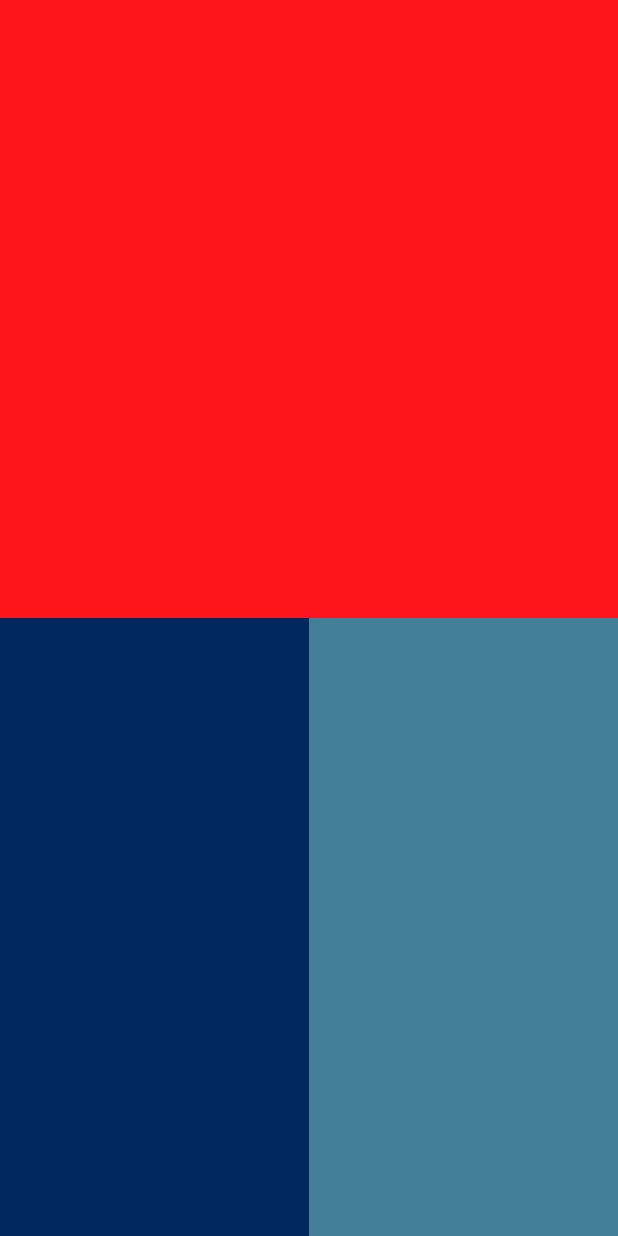
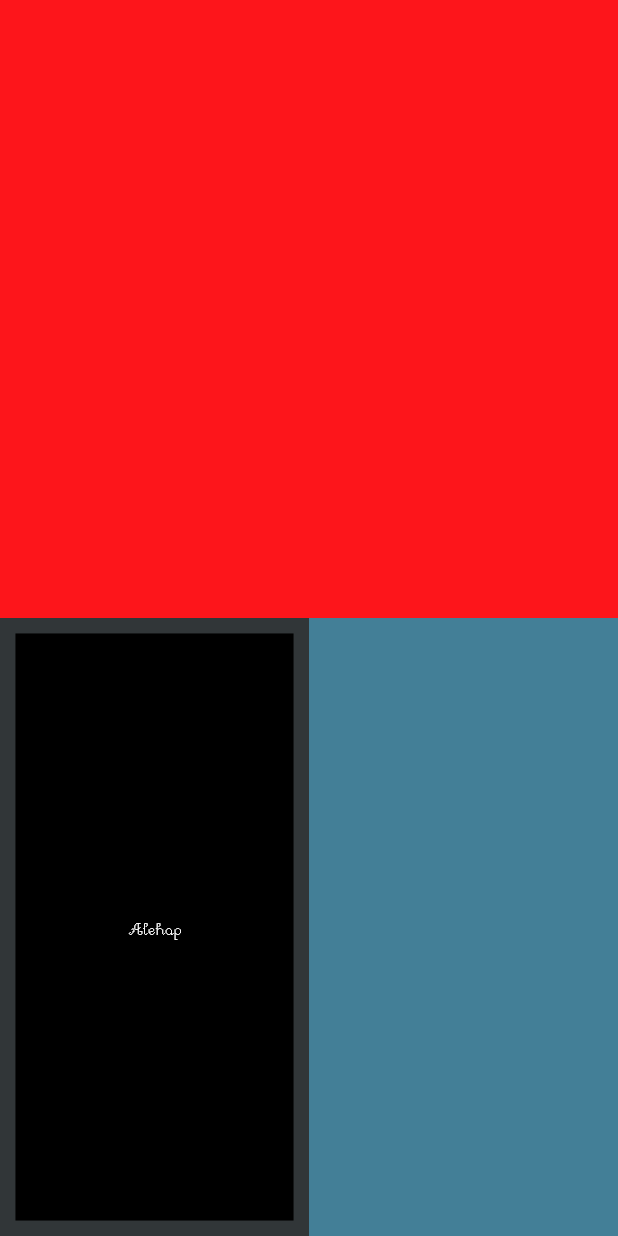
Before and after one commit to friedcroco070801/wumpus-world, a Flutter app: the screen it shows after launch, on a phone screen of 412 x 824 dp. Run offline on Flutter 3.47's test engine with Material 2 defaults, Android fonts, the phone set to English and light mode, and no system bars.

Commit message:
Add font, notification box in main game screen

```diff
--- a/lib/gamescreen/colorpallete.dart
+++ b/lib/gamescreen/colorpallete.dart
@@ -1,7 +1,8 @@
 import 'package:flutter/material.dart';
 
 class GameColor {
-  static final Color BLACK = Color.fromRGBO(0xFF, 0xFF, 0xFF, 1);
+  static final Color WHITE = Colors.white;
+  static final Color BLACK = Colors.black;
   static final Color BLUE = Color.fromRGBO(0x01, 0x29, 0x5F, 1);
   static final Color TEAL = Color.fromRGBO(0x43, 0x7F, 0x97, 1);
   static final Color GREEN = Color.fromRGBO(0x84, 0x93, 0x24, 1);
--- a/lib/gamescreen/gamescreen.dart
+++ b/lib/gamescreen/gamescreen.dart
@@ -1,5 +1,6 @@
 import 'package:flutter/material.dart';
 import 'package:wumpus_world/gamescreen/colorpallete.dart';
+import 'package:wumpus_world/gamescreen/notifybox.dart';
 
 class GameScreen extends StatelessWidget {
   @override
@@ -18,7 +19,10 @@ class GameScreen extends StatelessWidget {
     double width = MediaQuery.of(context).size.width;
     double heightBox = height - width;
     double widthBox = width / 2;
-    return Column(
+    AnimatedText testText = AnimatedText();
+    return Container(
+      color: GameColor.ONYX,
+      child: Column(
         children: [
           Container(
             height: statusHeight,
@@ -31,19 +35,23 @@ class GameScreen extends StatelessWidget {
           ),
           Row(
             children: [
-            Container(
-              height: heightBox,
-              width: widthBox,
-              color: GameColor.BLUE,
-            ),
-            Container(
+              NotifyBox(widthBox, heightBox,
+                  MediaQuery.of(context).size.width / 40, testText),
+              GestureDetector(
+                onTap: () {
+                  testText.animateUntil(
+                      fulltext: 'I love you baby, untillity the earth falls');
+                },
+                child: Container(
                   height: heightBox,
                   width: widthBox,
                   color: GameColor.TEAL,
                 ),
+              ),
             ],
           )
         ],
+      ),
     );
   }
 
@@ -53,7 +61,10 @@ class GameScreen extends StatelessWidget {
     double width = MediaQuery.of(context).size.width;
     double widthBox = width - height;
     double heightBox = height / 2;
-    return Column(
+    AnimatedText testText = AnimatedText();
+    return Container(
+      color: GameColor.ONYX,
+      child: Column(
         children: [
           Container(
             height: statusHeight,
@@ -68,11 +79,12 @@ class GameScreen extends StatelessWidget {
               ),
               Column(
                 children: [
-                Container(
-                  height: heightBox,
-                  width: widthBox,
-                  color: GameColor.BLUE,
-                ),
+                  NotifyBox(widthBox, heightBox, height / 40, testText),
+                  // Container(
+                  //   height: heightBox,
+                  //   width: widthBox,
+                  //   color: GameColor.BLUE,
+                  // ),
                   Container(
                     height: heightBox,
                     width: widthBox,
@@ -83,6 +95,7 @@ class GameScreen extends StatelessWidget {
             ],
           ),
         ],
+      ),
     );
   }
 }
--- a/lib/gamescreen/notifybox.dart
+++ b/lib/gamescreen/notifybox.dart
@@ -1,8 +1,61 @@
+import 'dart:async';
+
 import 'package:flutter/material.dart';
+import 'package:wumpus_world/gamescreen/colorpallete.dart';
 
 class NotifyBox extends StatelessWidget {
+  double width;
+  double height;
+  double margin;
+  Widget animatedText;
+
+  NotifyBox(this.width, this.height, this.margin, this.animatedText);
+
   @override
   Widget build(BuildContext context) {
-    return Container();
+    return Container(
+      alignment: Alignment.center,
+      width: this.width - 2 * this.margin,
+      height: this.height - 2 * this.margin,
+      margin: EdgeInsets.all(this.margin),
+      padding: EdgeInsets.all(this.margin),
+      color: Colors.black,
+      child: this.animatedText,
+    );
   }
 }
+
+class AnimatedText extends StatelessWidget {
+  String text = 'Alehap';
+  void Function(void Function()) update;
+
+  @override
+  Widget build(BuildContext context) {
+    return StatefulBuilder(builder: (context, StateSetter setState) {
+      this.update = setState;
+      return Material(
+        type: MaterialType.transparency,
+        child: Text(
+          this.text,
+          style: TextStyle(
+              color: Colors.white, fontSize: 12.0, fontFamily: 'YumenoMori'),
+          textAlign: TextAlign.center,
+        ),
+      );
+    });
+  }
+
+  void animateUntil({String fulltext, int milliseconds = 20}) {
+    this.text = '';
+    this.update(() {});
+    Timer.periodic(Duration(milliseconds: milliseconds), (timer) {
+      if (this.text.length >= fulltext.length) {
+        timer.cancel();
+        return;
+      }
+      // print(this.text.length);
+      this.text = this.text + fulltext[this.text.length];
+      this.update(() {});
+    });
+  }
+}
--- a/pubspec.yaml
+++ b/pubspec.yaml
@@ -45,6 +45,10 @@ flutter:
   # the material Icons class.
   uses-material-design: true
 
+  fonts:
+    - family: YumenoMori
+      fonts:
+        - asset: assets/fonts/yumenomori.ttf
   # To add assets to your application, add an assets section, like this:
   # assets:
   #   - images/a_dot_burr.jpeg
```
Also changed, not shown: assets/fonts/yumenomori.ttf (added). Lines whose indentation alone changed are shown as unchanged.
